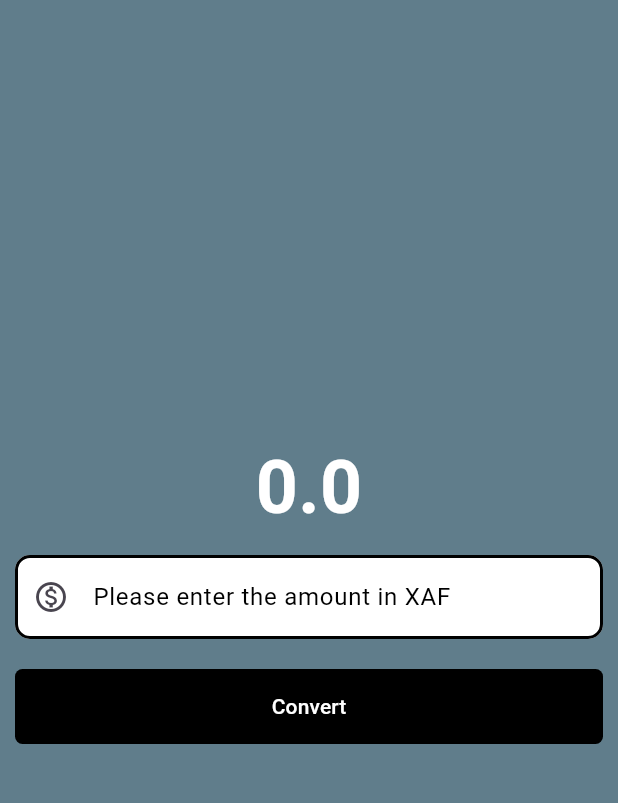
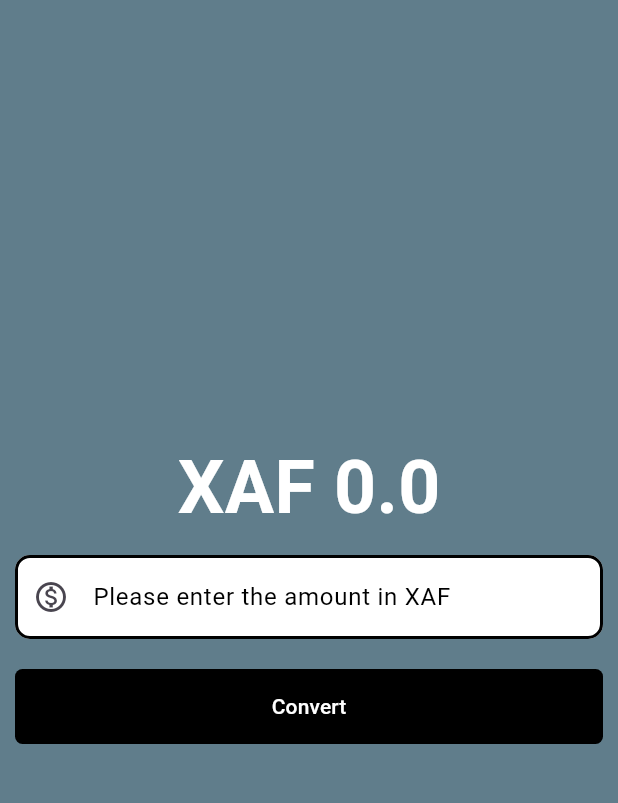
Before and after one commit to spyze002/currency-converter, a Flutter app: the screen it shows after launch, after a tap on "Convert", on a phone screen of 412 x 824 dp, the part 63-866 px from its top. Run offline on Flutter 3.47's test engine with Material 3 defaults, Android fonts, the phone set to English and light mode, and no system bars.

Commit message:
Currency converter application done

```diff
--- a/lib/main.dart
+++ b/lib/main.dart
@@ -9,8 +9,6 @@ class MyApp extends StatelessWidget {
   const MyApp({super.key});
   @override
   Widget build(BuildContext context) {
-    return const MaterialApp(
-      home: CurrencyPage(),
-    );
+    return const MaterialApp(home: CurrencyPagePage());
   }
 }
--- a/lib/pages/currency_page.dart
+++ b/lib/pages/currency_page.dart
@@ -8,21 +8,12 @@ class CurrencyPagePage extends StatefulWidget {
 }
 
 class _CurrencyConverter extends State<CurrencyPagePage> {
-  @override
-  Widget build(BuildContext context) {
-    return const Scaffold();
-  }
-}
-
-class CurrencyPage extends StatelessWidget {
-  const CurrencyPage({super.key});
+  double result = 0;
+  final TextEditingController textEditingController = TextEditingController();
 
   @override
   Widget build(BuildContext context) {
-    double result = 0;
-
-    final TextEditingController textEditingController = TextEditingController();
-
+    print("rebuild");
     const mainBorder = OutlineInputBorder(
       borderSide: BorderSide(
         color: Colors.black,
@@ -49,7 +40,7 @@ class CurrencyPage extends StatelessWidget {
           mainAxisAlignment: MainAxisAlignment.center,
           children: [
             Text(
-              result.toString(),
+              "XAF ${result.toString()}",
               style: const TextStyle(
                   fontSize: 49,
                   fontWeight: FontWeight.bold,
@@ -82,7 +73,9 @@ class CurrencyPage extends StatelessWidget {
               padding: const EdgeInsets.all(10),
               child: TextButton(
                 onPressed: () {
-                  result = double.parse(textEditingController.text) * 2;
+                  setState(() {
+                    result = double.parse(textEditingController.text) * 592.25;
+                  });
                 },
                 style: TextButton.styleFrom(
                   backgroundColor: Colors.black,
```
